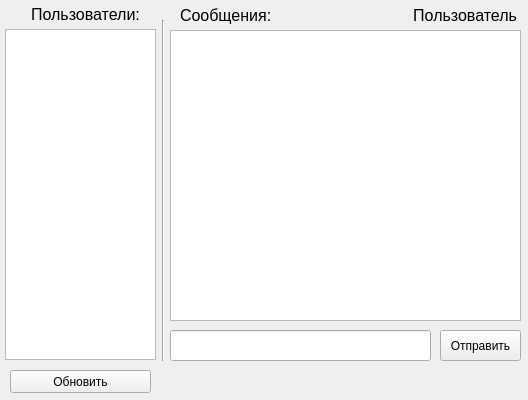
First picture: the form in client/gui_client/gui_design.ui, repository AloevArun/BorodaChat, before the edit.
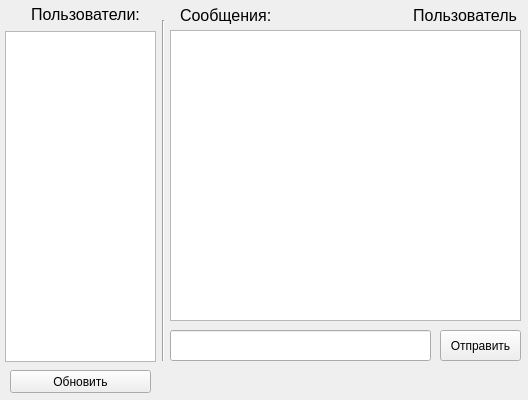
Second picture: the form after the edit.

```diff
--- a/client/gui_client/gui_design.ui
+++ b/client/gui_client/gui_design.ui
@@ -24,16 +24,6 @@
      </rect>
     </property>
    </widget>
-   <widget class="QListView" name="UserList">
-    <property name="geometry">
-     <rect>
-      <x>5</x>
-      <y>29</y>
-      <width>151</width>
-      <height>331</height>
-     </rect>
-    </property>
-   </widget>
    <widget class="QPushButton" name="SendButton">
     <property name="geometry">
      <rect>
@@ -154,6 +144,16 @@
      <string>Обновить</string>
     </property>
    </widget>
+   <widget class="QListWidget" name="UserList">
+    <property name="geometry">
+     <rect>
+      <x>5</x>
+      <y>31</y>
+      <width>151</width>
+      <height>331</height>
+     </rect>
+    </property>
+   </widget>
   </widget>
  </widget>
  <resources/>
```
